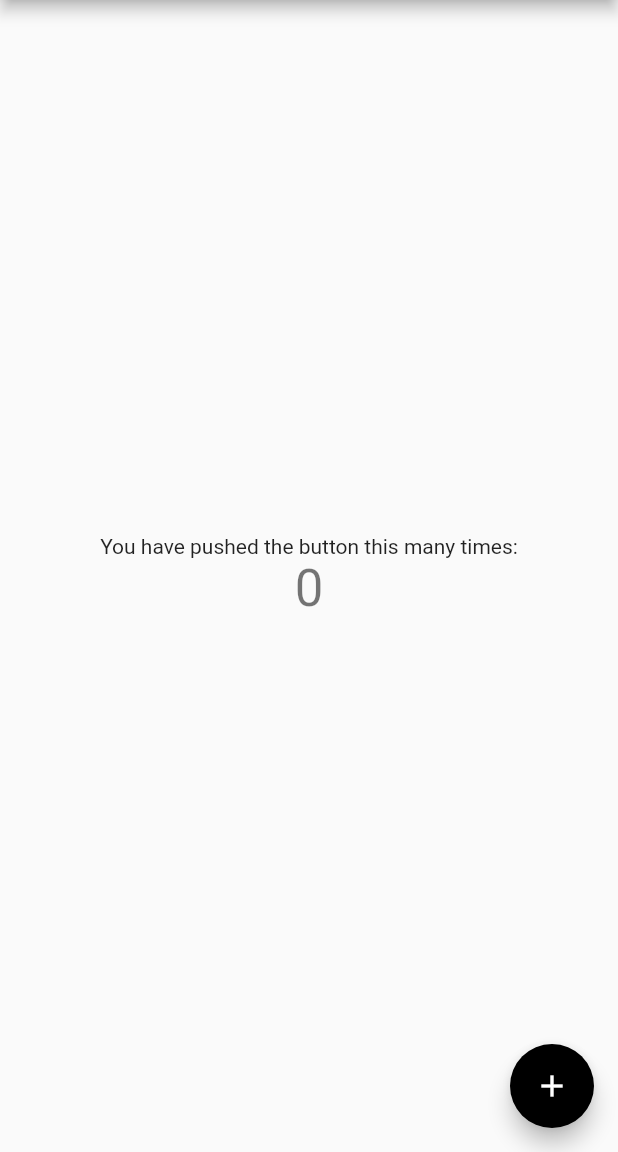
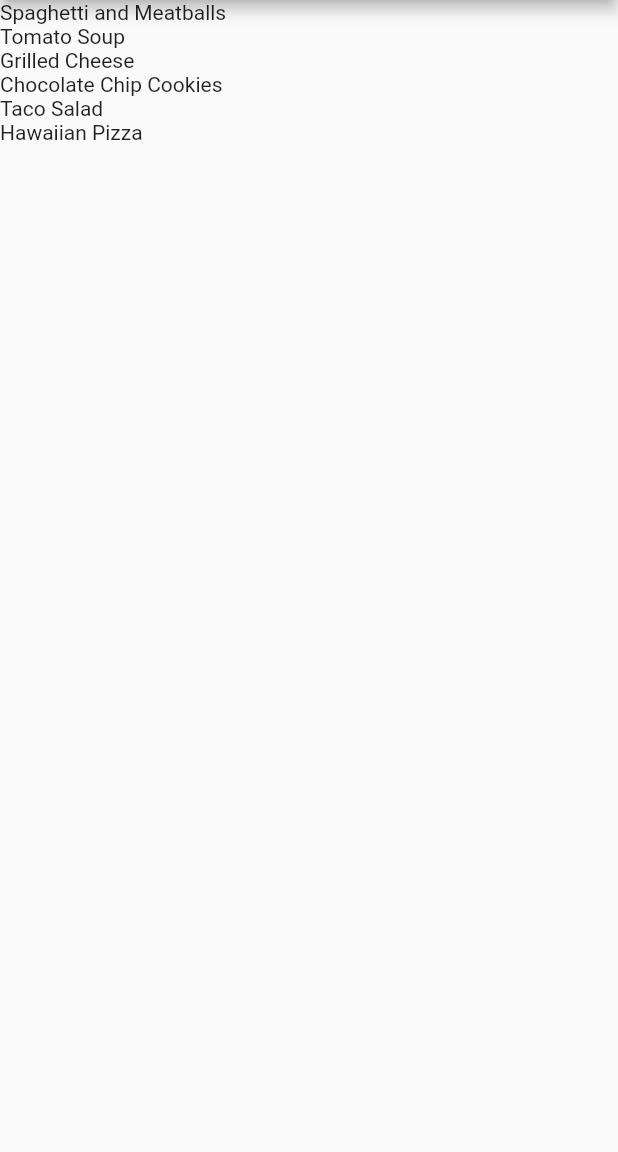
Before and after one commit to memof90/RecipesCalculator-Flutter, a Flutter app: the screen it shows after launch, on a phone screen of 412 x 824 dp, the part 84-1236 px from its top. Run offline on Flutter 3.47's test engine with Material 2 defaults, Android fonts, the phone set to English and light mode, and no system bars.

Commit message:
Adding a data model and Displaying the list

```diff
--- a/lib/main.dart
+++ b/lib/main.dart
@@ -1,4 +1,6 @@
 import 'package:flutter/material.dart';
+
+import './src/Model/recipes.dart';
 
 void main() {
   runApp(const MyApp());
@@ -72,41 +74,19 @@ class _MyHomePageState extends State<MyHomePage> {
         // the App.build method, and use it to set our appbar title.
         title: Text(widget.title),
       ),
-      body: Center(
+      body: SafeArea(
         // Center is a layout widget. It takes a single child and positions it
         // in the middle of the parent.
-        child: Column(
-          // Column is also a layout widget. It takes a list of children and
-          // arranges them vertically. By default, it sizes itself to fit its
-          // children horizontally, and tries to be as tall as its parent.
-          //
-          // Invoke "debug painting" (press "p" in the console, choose the
-          // "Toggle Debug Paint" action from the Flutter Inspector in Android
-          // Studio, or the "Toggle Debug Paint" command in Visual Studio Code)
-          // to see the wireframe for each widget.
-          //
-          // Column has various properties to control how it sizes itself and
-          // how it positions its children. Here we use mainAxisAlignment to
-          // center the children vertically; the main axis here is the vertical
-          // axis because Columns are vertical (the cross axis would be
-          // horizontal).
-          mainAxisAlignment: MainAxisAlignment.center,
-          children: <Widget>[
-            const Text(
-              'You have pushed the button this many times:',
-            ),
-            Text(
-              '$_counter',
-              style: Theme.of(context).textTheme.headline4,
-            ),
-          ],
-        ),
+        child: ListView.builder(
+            itemCount: Recipe.samples.length,
+            itemBuilder: (BuildContext context, int index) {
+              // TODO: Update to return Recipe Card
+              return Text(Recipe.samples[index].label);
+    },
+        )
       ),
-      floatingActionButton: FloatingActionButton(
-        onPressed: _incrementCounter,
-        tooltip: 'Increment',
-        child: const Icon(Icons.add),
-      ), // This trailing comma makes auto-formatting nicer for build methods.
     );
   }
+  // TODO: add buildRecipeCard()
+
 }
--- /dev/null
+++ b/lib/src/Model/recipes.dart
@@ -0,0 +1,37 @@
+
+class Recipe {
+  String label;
+  String imageUrl;
+  // TODO: Add servings and ingredients here
+  Recipe(
+      this.label,
+      this.imageUrl,
+      );
+// TODO: Add List<Recipe> here
+  static List<Recipe> samples = [
+    Recipe(
+      'Spaghetti and Meatballs',
+      'assets/2126711929_ef763de2b3_w.jpg',
+    ),
+    Recipe(
+      'Tomato Soup',
+      'assets/27729023535_a57606c1be.jpg',
+    ), Recipe(
+      'Grilled Cheese',
+      'assets/3187380632_5056654a19_b.jpg',
+    ),
+    Recipe(
+      'Chocolate Chip Cookies',
+      'assets/15992102771_b92f4cc00a_b.jpg',
+    ),
+    Recipe(
+      'Taco Salad',
+      'assets/8533381643_a31a99e8a6_c.jpg',
+    ), Recipe(
+      'Hawaiian Pizza',
+      'assets/15452035777_294cefced5_c.jpg',
+    ),
+  ];
+}
+
+// TODO: Add Ingredient() here
--- a/pubspec.yaml
+++ b/pubspec.yaml
@@ -58,8 +58,8 @@ flutter:
   uses-material-design: true
 
   # To add assets to your application, add an assets section, like this:
-  # assets:
-  #   - images/a_dot_burr.jpeg
+  assets:
+     - assets/
   #   - images/a_dot_ham.jpeg
 
   # An image asset can refer to one or more resolution-specific "variants", see
```
Also changed, not shown: assets/15452035777_294cefced5_c.jpg (added), assets/15992102771_b92f4cc00a_b.jpg (added), assets/2126711929_ef763de2b3_w.jpg (added), assets/27729023535_a57606c1be.jpg (added), assets/3187380632_5056654a19_b.jpg (added), assets/8533381643_a31a99e8a6_c.jpg (added).
